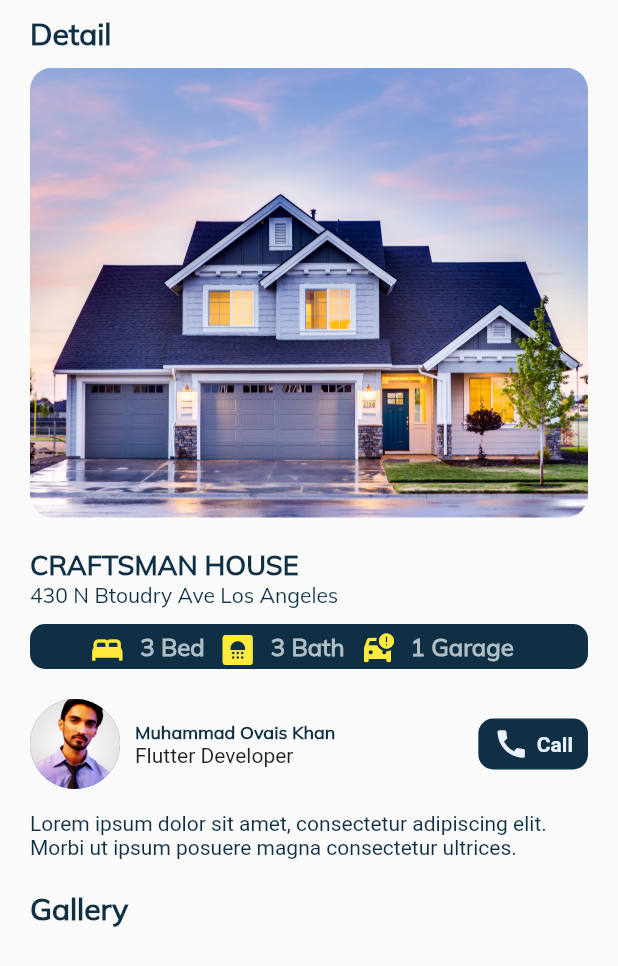
After one commit to imovais/property_trade_app, a Flutter app: the screen it shows after launch, scrolled down 117 dp, after a tap on "CRAFTSMAN HOUSE", on a phone screen of 412 x 824 dp. The commit adds this screen. Shown: the top 966 px of the screen. Run offline on Flutter 3.47's test engine with Material 2 defaults, Android fonts, the phone set to English and light mode, and no system bars.

Commit message:
Detail Screen (worked at Office)

```diff
--- /dev/null
+++ b/lib/Screens/detail.dart
@@ -0,0 +1,140 @@
+// ignore_for_file: prefer_const_literals_to_create_immutables, prefer_const_constructors
+
+import 'package:flutter/material.dart';
+import 'package:property_trade_app/Constant/constant.dart';
+
+class DetailScreen extends StatelessWidget {
+  const DetailScreen({super.key});
+
+  @override
+  Widget build(BuildContext context) {
+    return SafeArea(
+      child: Scaffold(
+        body: Padding(
+          padding: const EdgeInsets.symmetric(horizontal: 20, vertical: 10),
+          child: Column(
+            crossAxisAlignment: CrossAxisAlignment.start,
+            children: [
+              Text(
+                'Detail',
+                style: myFontStyle(colorz: primaryColor(), fontsizez: 20),
+              ),
+              SizedBox(
+                height: 10,
+              ),
+              ClipRRect(
+                  borderRadius: BorderRadius.circular(15),
+                  child: Container(
+                    height: 300,
+                    child: Image.asset(
+                        fit: BoxFit.cover, 'assets/images/house_image.jpg'),
+                  )),
+              SizedBox(
+                height: 20,
+              ),
+              Text(
+                'CRAFTSMAN HOUSE',
+                style: myFontStyle(colorz: primaryColor(), fontsizez: 18),
+              ),
+              Text(
+                '430 N Btoudry Ave Los Angeles',
+                style: myFontStyle(
+                    colorz: primaryColor(),
+                    fontsizez: 14,
+                    fontweightz: FontWeight.normal),
+              ),
+              SizedBox(
+                height: 10,
+              ),
+              Container(
+                height: 30,
+                width: double.infinity,
+                padding: EdgeInsets.symmetric(horizontal: 10, vertical: 5),
+                decoration: BoxDecoration(
+                  borderRadius: BorderRadius.circular(10),
+                  color: primaryColor(),
+                ),
+                child: Row(
+                  mainAxisAlignment: MainAxisAlignment.center,
+                  children: [
+                    iconFeatureBox(iconz: Icons.bed, textz: '3 Bed'),
+                    iconFeatureBox(iconz: Icons.bathroom, textz: '3 Bath'),
+                    iconFeatureBox(iconz: Icons.car_crash, textz: '1 Garage'),
+                  ],
+                ),
+              ),
+              SizedBox(
+                height: 20,
+              ),
+              Row(mainAxisAlignment: MainAxisAlignment.spaceBetween, children: [
+                Row(
+                  children: [
+                    CircleAvatar(
+                      radius: 30,
+                      backgroundImage:
+                          AssetImage('assets/images/profile_picture.jpg'),
+                    ),
+                    SizedBox(
+                      width: 10,
+                    ),
+                    Column(
+                      crossAxisAlignment: CrossAxisAlignment.start,
+                      children: [
+                        Text(
+                          'Muhammad Ovais Khan',
+                          style: myFontStyle(
+                              colorz: primaryColor(), fontsizez: 12),
+                        ),
+                        Text('Flutter Developer')
+                      ],
+                    ),
+                  ],
+                ),
+
+                //BUTTON
+                Container(
+                  padding: EdgeInsets.symmetric(horizontal: 10, vertical: 5),
+                  decoration: BoxDecoration(
+                      color: primaryColor(),
+                      borderRadius: BorderRadius.circular(10)),
+                  child: Row(
+                    children: [
+                      Icon(Icons.call, color: secondaryColor()),
+                      SizedBox(
+                        width: 5,
+                      ),
+                      Text('Call',
+                          style: TextStyle(
+                              color: secondaryColor(),
+                              fontWeight: FontWeight.bold)),
+                    ],
+                  ),
+                ), // END BUTTON
+              ]),
+
+              SizedBox(
+                height: 15,
+              ),
+
+              //RICH TEXT
+              RichText(
+                  text: TextSpan(
+                      style: TextStyle(color: primaryColor()),
+                      text:
+                          'Lorem ipsum dolor sit amet, consectetur adipiscing elit. Morbi ut ipsum posuere magna consectetur ultrices. ')),
+
+              SizedBox(
+                height: 20,
+              ),
+
+              Text(
+                'Gallery',
+                style: myFontStyle(colorz: primaryColor(), fontsizez: 20),
+              ),
+            ],
+          ),
+        ),
+      ),
+    );
+  }
+}
--- a/lib/Screens/homepage.dart
+++ b/lib/Screens/homepage.dart
@@ -30,7 +30,7 @@ class HomePage extends StatelessWidget {
                       crossAxisAlignment: CrossAxisAlignment.start,
                       children: [
                         Text(
-                          'Location',
+                          'Location:',
                           style:
                               myFontStyle(fontsizez: 13, colorz: Colors.black),
                         ),
--- a/lib/Screens/housetabbarview.dart
+++ b/lib/Screens/housetabbarview.dart
@@ -2,7 +2,7 @@
 
 import 'package:flutter/material.dart';
 import 'package:property_trade_app/widgets/featurebox.dart';
-import 'package:property_trade_app/widgets/listTile.dart';
+import 'package:property_trade_app/widgets/list_tile.dart';
 
 import '../Constant/constant.dart';
 
--- a/lib/main.dart
+++ b/lib/main.dart
@@ -1,6 +1,7 @@
 // ignore_for_file: prefer_const_constructors
 
 import 'package:flutter/material.dart';
+import 'package:property_trade_app/Constant/constant.dart';
 import 'Screens/homepage.dart';
 
 void main() {
--- a/lib/widgets/featurebox.dart
+++ b/lib/widgets/featurebox.dart
@@ -1,6 +1,7 @@
 // ignore_for_file: prefer_const_constructors
 
 import 'package:flutter/material.dart';
+import 'package:property_trade_app/Screens/detail.dart';
 
 import '../Constant/constant.dart';
 
@@ -9,7 +10,12 @@ class MyFeatureBox extends StatelessWidget {
 
   @override
   Widget build(BuildContext context) {
-    return ClipRRect(
+    return InkWell(
+      onTap: () {
+        Navigator.push(
+            context, MaterialPageRoute(builder: (context) => DetailScreen()));
+      },
+      child: ClipRRect(
         borderRadius: BorderRadius.circular(20),
         child: Container(
             width: double.infinity,
@@ -67,6 +73,7 @@ class MyFeatureBox extends StatelessWidget {
                 ),
               ],
             )),
+      ),
     );
   }
 }
--- a/lib/widgets/listTile.dart
+++ b/lib/widgets/list_tile.dart
@@ -1,5 +1,4 @@
 import 'package:flutter/material.dart';
-
 import '../Constant/constant.dart';
 
 class MyListTile extends StatelessWidget {
```
Lines whose indentation alone changed are shown as unchanged.
